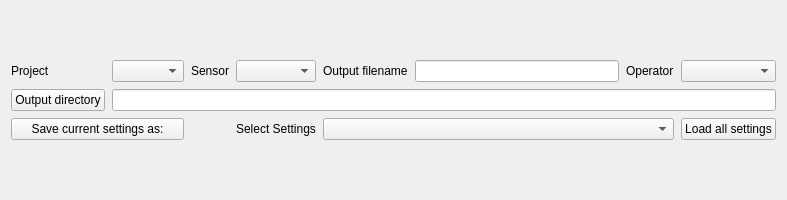
The window that COMET/QT_Designer_UI/Project_selector.ui (Chilldose/COMET) describes before a commit, drawn with Qt 5.
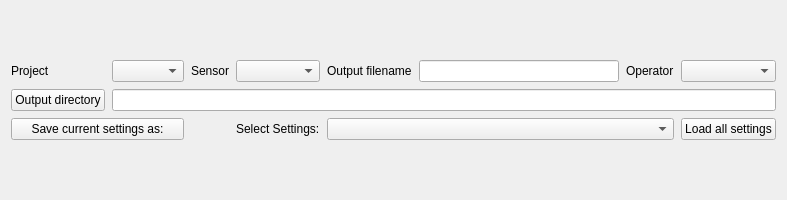
The same window after the commit.

Diff of the .ui file:
```diff
--- a/COMET/QT_Designer_UI/Project_selector.ui
+++ b/COMET/QT_Designer_UI/Project_selector.ui
@@ -88,7 +88,7 @@
      <item row="7" column="3">
       <widget class="QLabel" name="label">
        <property name="text">
-        <string>Select Settings</string>
+        <string>Select Settings:</string>
        </property>
       </widget>
      </item>
```
